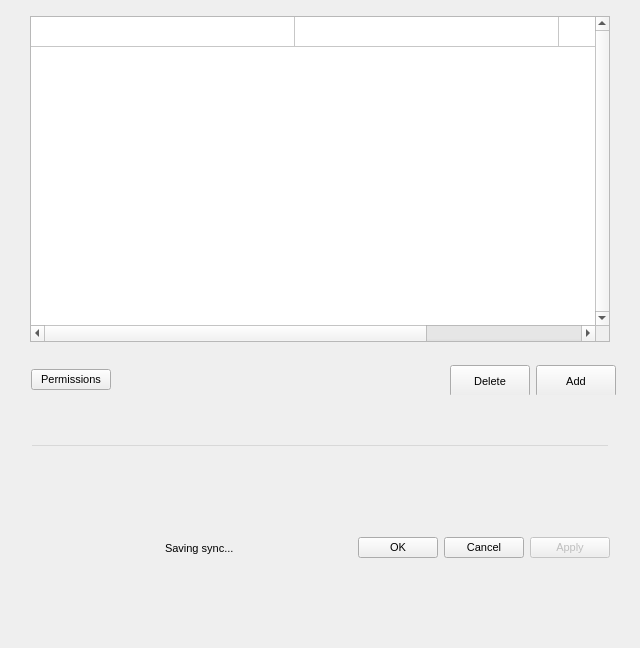
Qt form src/MEGASync/gui/macx/SettingsDialog.ui (meganz/MEGAsync) before a commit.
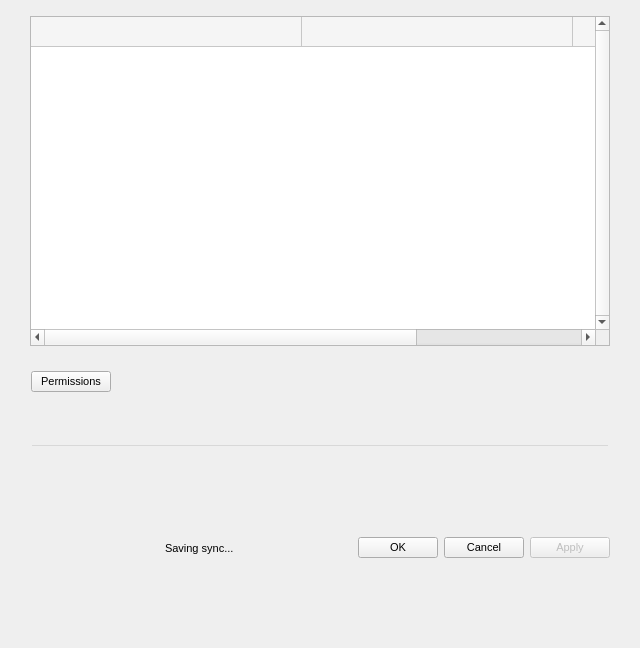
The same form after that commit. Icons and pictures are not drawn. Custom widgets are drawn as their Qt base class.

Commit message: Beautify syncs tab and related code

Patch:
```diff
--- a/src/MEGASync/gui/macx/SettingsDialog.ui
+++ b/src/MEGASync/gui/macx/SettingsDialog.ui
@@ -1968,7 +1968,12 @@
                 <bool>true</bool>
                </property>
                <property name="styleSheet">
-                <string notr="true"/>
+                <string notr="true">QTableWidget::item:alternate { background-color: #ffffff; }
+QTableWidget::item:selected { background-color: #2e74f6; }
+QTableWidget::item:hover { background-color: #ebebeb; }
+QTableWidget::item { background-color: #F5F5F5; }
+
+</string>
                </property>
                <property name="frameShape">
                 <enum>QFrame::StyledPanel</enum>
@@ -1982,6 +1987,9 @@
                <property name="editTriggers">
                 <set>QAbstractItemView::NoEditTriggers</set>
                </property>
+               <property name="alternatingRowColors">
+                <bool>true</bool>
+               </property>
                <property name="selectionMode">
                 <enum>QAbstractItemView::SingleSelection</enum>
                </property>
@@ -1997,6 +2005,9 @@
                <property name="showGrid">
                 <bool>true</bool>
                </property>
+               <property name="sortingEnabled">
+                <bool>true</bool>
+               </property>
                <property name="wordWrap">
                 <bool>false</bool>
                </property>
@@ -2013,10 +2024,10 @@
                 <bool>true</bool>
                </attribute>
                <attribute name="horizontalHeaderMinimumSectionSize">
-                <number>264</number>
+                <number>271</number>
                </attribute>
                <attribute name="horizontalHeaderDefaultSectionSize">
-                <number>264</number>
+                <number>271</number>
                </attribute>
                <attribute name="horizontalHeaderHighlightSections">
                 <bool>true</bool>
@@ -2040,7 +2051,7 @@
                 <bool>true</bool>
                </attribute>
                <attribute name="verticalHeaderShowSortIndicator" stdset="0">
-                <bool>false</bool>
+                <bool>true</bool>
                </attribute>
                <attribute name="verticalHeaderStretchLastSection">
                 <bool>false</bool>
@@ -2070,20 +2081,20 @@
              <item>
               <widget class="QSegmentedControl" name="wSegmentedControl" native="true">
                <property name="sizePolicy">
-                <sizepolicy hsizetype="Expanding" vsizetype="Preferred">
+                <sizepolicy hsizetype="Preferred" vsizetype="Preferred">
                  <horstretch>0</horstretch>
                  <verstretch>0</verstretch>
                 </sizepolicy>
                </property>
                <property name="minimumSize">
                 <size>
-                 <width>0</width>
+                 <width>580</width>
                  <height>19</height>
                 </size>
                </property>
                <property name="maximumSize">
                 <size>
-                 <width>16777215</width>
+                 <width>580</width>
                  <height>19</height>
                 </size>
                </property>
@@ -2122,56 +2133,6 @@
              <property name="bottomMargin">
               <number>0</number>
              </property>
-             <item>
-              <widget class="QPushButton" name="bAdd">
-               <property name="minimumSize">
-                <size>
-                 <width>0</width>
-                 <height>32</height>
-                </size>
-               </property>
-               <property name="maximumSize">
-                <size>
-                 <width>16777215</width>
-                 <height>32</height>
-                </size>
-               </property>
-               <property name="focusPolicy">
-                <enum>Qt::StrongFocus</enum>
-               </property>
-               <property name="text">
-                <string>Add</string>
-               </property>
-               <property name="autoDefault">
-                <bool>false</bool>
-               </property>
-              </widget>
-             </item>
-             <item>
-              <widget class="QPushButton" name="bDelete">
-               <property name="minimumSize">
-                <size>
-                 <width>0</width>
-                 <height>32</height>
-                </size>
-               </property>
-               <property name="maximumSize">
-                <size>
-                 <width>16777215</width>
-                 <height>32</height>
-                </size>
-               </property>
-               <property name="focusPolicy">
-                <enum>Qt::StrongFocus</enum>
-               </property>
-               <property name="text">
-                <string>Delete</string>
-               </property>
-               <property name="autoDefault">
-                <bool>false</bool>
-               </property>
-              </widget>
-             </item>
              <item>
               <spacer name="hSyncs">
                <property name="orientation">
```
Left out of the diff: 5 changed lines with no effect on the pictures. The commit also changes 1 other file.
